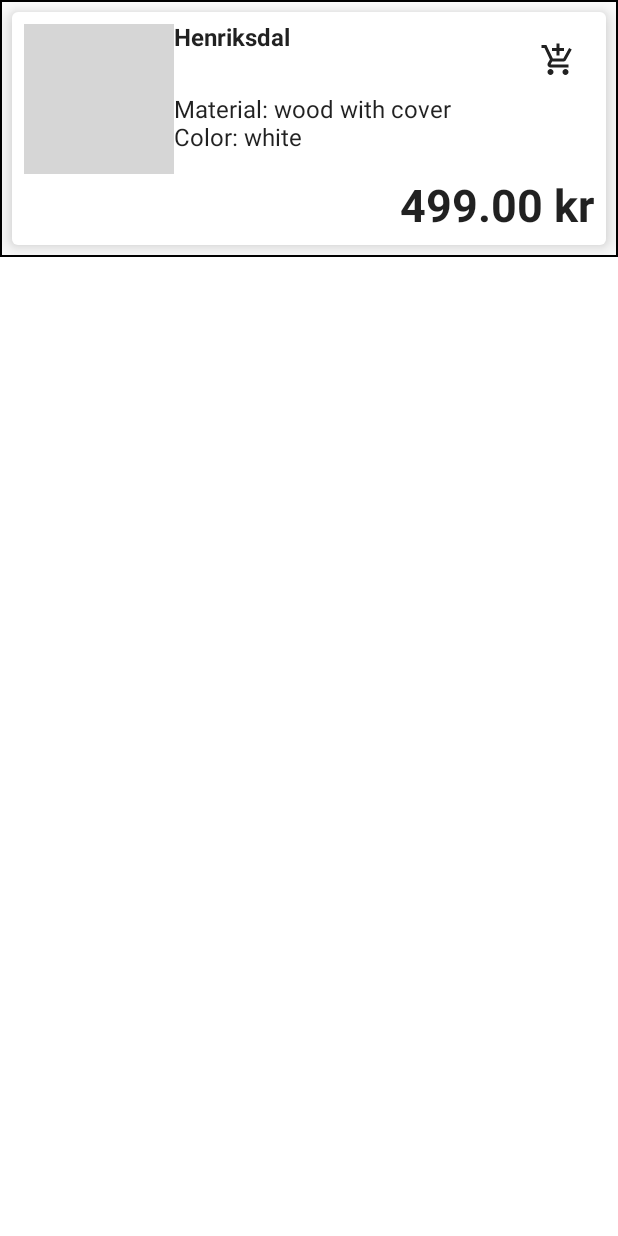
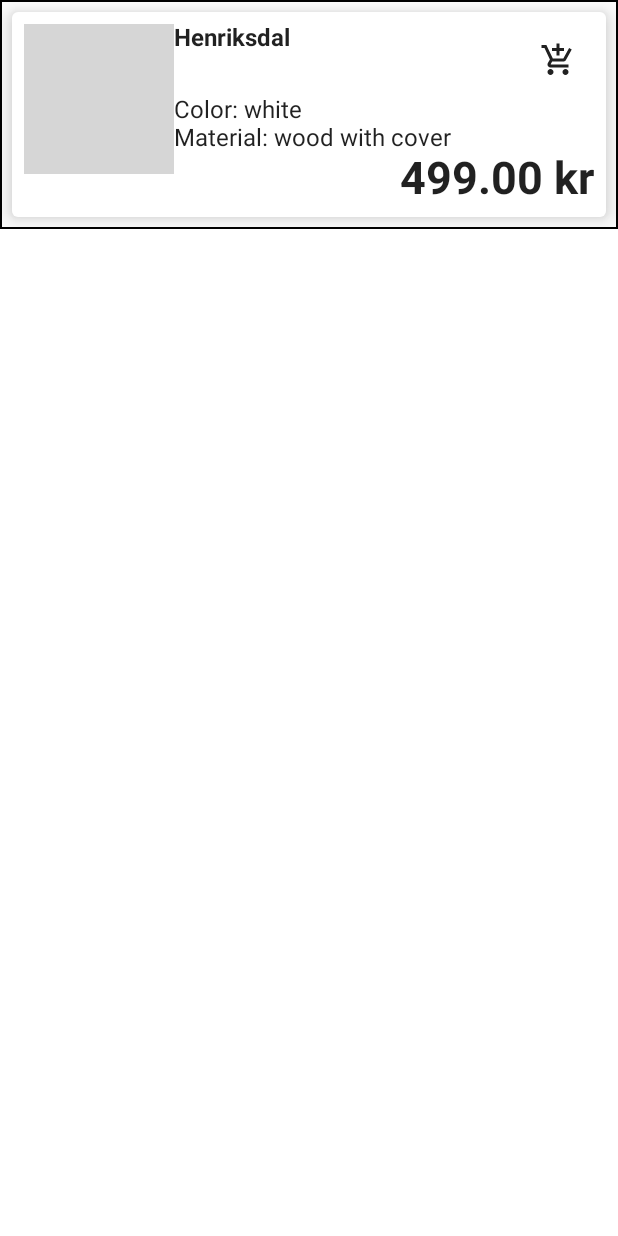
Before and after one commit to acmpo6ou/shop, an Android app built with Jetpack Compose: the @Preview function ProductItemPreview, on a phone screen of 412 x 824 dp. Run offline under Robolectric (Android 15) with nearby library versions, the phone set to English and light mode, and no system bars; pictures from the network do not load; grey boxes are pictures that could not be loaded.

Commit message:
ℹ️  Fix Product.Info parsing

```diff
--- a/app/src/main/java/com/acmpo6ou/shop/model/Product.kt
+++ b/app/src/main/java/com/acmpo6ou/shop/model/Product.kt
@@ -14,24 +14,31 @@ data class Product(
     val id: Int,
     val name: String,
     val price: Price,
-    val info: Map<String, String>,
+    val info: Info,
     val type: String,
     val imageUrl: String,
 ) {
     val prettyPrice get() = "${"%.2f".format(price.value)} ${price.currency}"
     val prettyInfo: String
         get() {
-            var result = ""
-            info.forEach { (key, value) ->
-                result += "${key.capitalize()}: $value\n"
+            return if (type == "chair") {
+                "Color: ${info.color}\nMaterial: ${info.material}"
+            } else {
+                "Color: ${info.color}\nNumber of seats: ${info.numberOfSeats}"
             }
-            return result
         }
 
     @Serializable
     data class Price(
         val value: Float,
         val currency: String,
+    )
+
+    @Serializable
+    data class Info(
+        val color: String,
+        val material: String? = null,
+        val numberOfSeats: Int? = null,
     )
 }
 
--- a/app/src/main/java/com/acmpo6ou/shop/ui/ProductList.kt
+++ b/app/src/main/java/com/acmpo6ou/shop/ui/ProductList.kt
@@ -96,9 +96,9 @@ fun ProductItemPreview() {
                 id = 1,
                 name = "Henriksdal",
                 price = Product.Price(499f, "kr"),
-                info = mapOf(
-                    "material" to "wood with cover",
-                    "color" to "white",
+                info = Product.Info(
+                    color = "white",
+                    material = "wood with cover",
                 ),
                 type = "chair",
                 imageUrl = "https://shop.static.ingka.ikea.com/PIAimages/0462849_PE608354_S4.JPG",
```
